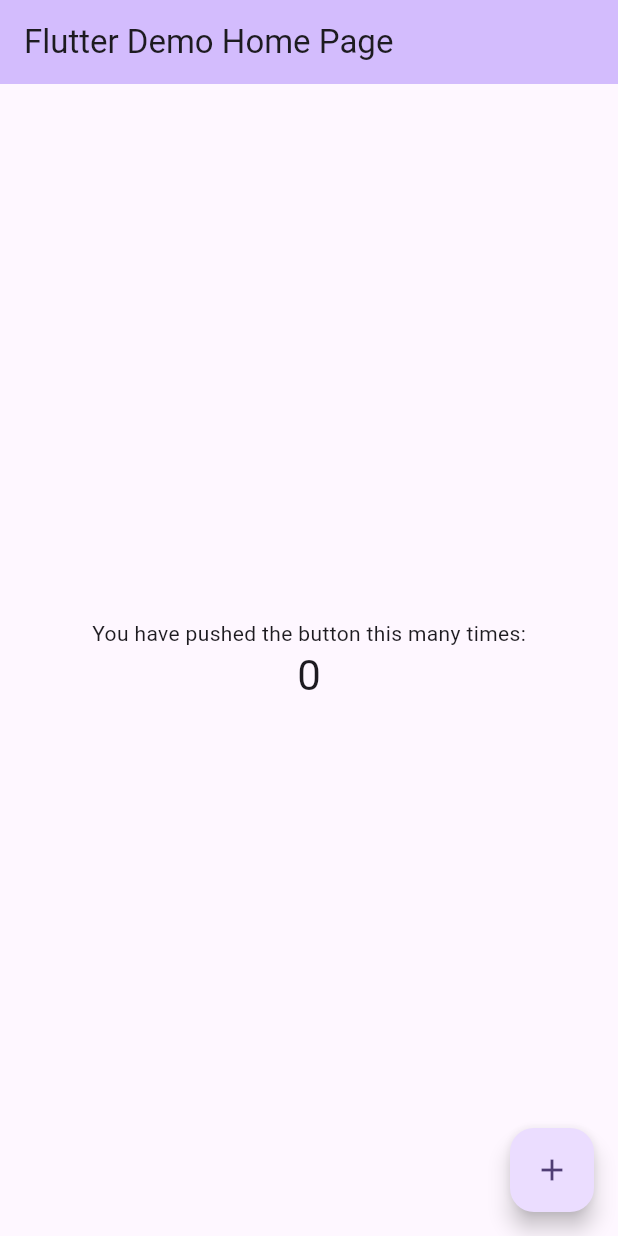
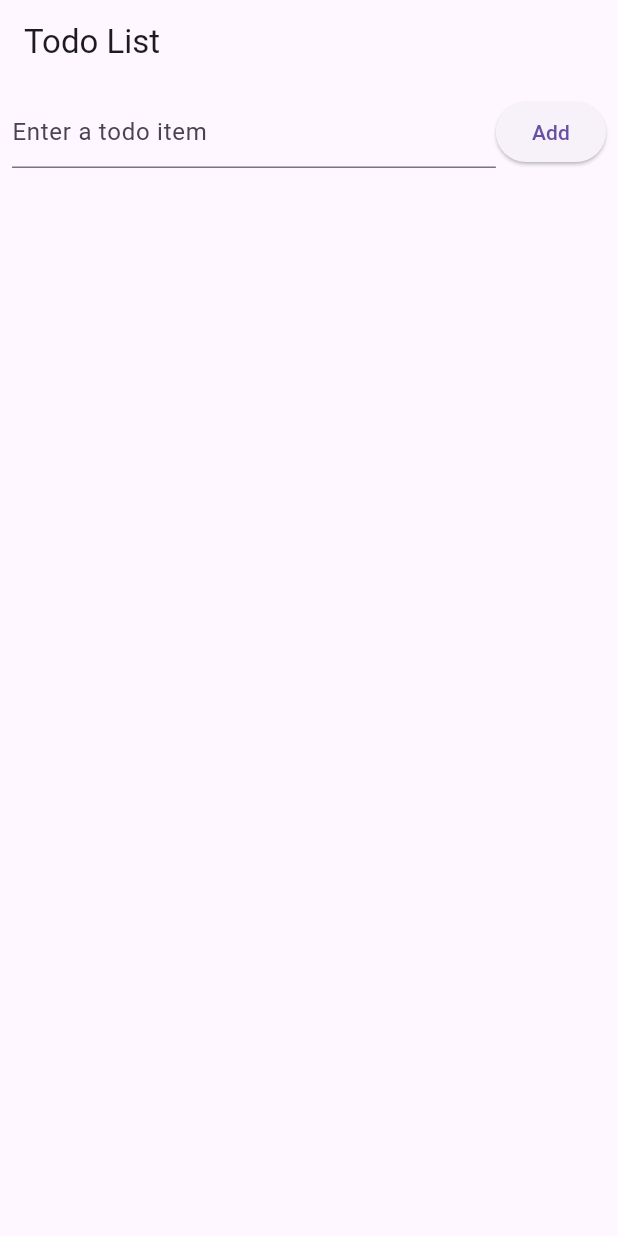
Before and after one commit to nargok/flutter_post_app, a Flutter app: the screen it shows after launch, on a phone screen of 412 x 824 dp. Run offline on Flutter 3.47's test engine with Material 3 defaults, Android fonts, the light colour scheme and no system bars.

Commit message:
Todo List

```diff
--- a/lib/main.dart
+++ b/lib/main.dart
@@ -1,125 +1,89 @@
 import 'package:flutter/material.dart';
 
 void main() {
-  runApp(const MyApp());
+  runApp(TodoApp());
 }
 
-class MyApp extends StatelessWidget {
-  const MyApp({super.key});
-
-  // This widget is the root of your application.
+class TodoApp extends StatelessWidget {
   @override
   Widget build(BuildContext context) {
     return MaterialApp(
-      title: 'Flutter Demo',
-      theme: ThemeData(
-        // This is the theme of your application.
-        //
-        // TRY THIS: Try running your application with "flutter run". You'll see
-        // the application has a blue toolbar. Then, without quitting the app,
-        // try changing the seedColor in the colorScheme below to Colors.green
-        // and then invoke "hot reload" (save your changes or press the "hot
-        // reload" button in a Flutter-supported IDE, or press "r" if you used
-        // the command line to start the app).
-        //
-        // Notice that the counter didn't reset back to zero; the application
-        // state is not lost during the reload. To reset the state, use hot
-        // restart instead.
-        //
-        // This works for code too, not just values: Most code changes can be
-        // tested with just a hot reload.
-        colorScheme: ColorScheme.fromSeed(seedColor: Colors.deepPurple),
-        useMaterial3: true,
-      ),
-      home: const MyHomePage(title: 'Flutter Demo Home Page'),
-    );
+        title: 'Flutter Todo App',
+        theme: ThemeData(
+          primarySwatch: Colors.blue,
+        ),
+        home: TodoList());
   }
 }
 
-class MyHomePage extends StatefulWidget {
-  const MyHomePage({super.key, required this.title});
-
-  // This widget is the home page of your application. It is stateful, meaning
-  // that it has a State object (defined below) that contains fields that affect
-  // how it looks.
-
-  // This class is the configuration for the state. It holds the values (in this
-  // case the title) provided by the parent (in this case the App widget) and
-  // used by the build method of the State. Fields in a Widget subclass are
-  // always marked "final".
-
-  final String title;
-
+class TodoList extends StatefulWidget {
   @override
-  State<MyHomePage> createState() => _MyHomePageState();
+  _TodoListState createState() => _TodoListState();
 }
 
-class _MyHomePageState extends State<MyHomePage> {
-  int _counter = 0;
+class _TodoListState extends State<TodoList> {
+  List<String> _todos = [];
+  TextEditingController _controller = TextEditingController();
 
-  void _incrementCounter() {
+  void _addTodo() {
     setState(() {
-      // This call to setState tells the Flutter framework that something has
-      // changed in this State, which causes it to rerun the build method below
-      // so that the display can reflect the updated values. If we changed
-      // _counter without calling setState(), then the build method would not be
-      // called again, and so nothing would appear to happen.
-      _counter++;
+      String todo = _controller.text;
+      if (todo.isNotEmpty) {
+        _todos.insert(0, todo);
+        _controller.clear();
+      }
+    });
+  }
+
+  void _removeTodo(int index) {
+    setState(() {
+      _todos.removeAt(index);
     });
   }
 
   @override
   Widget build(BuildContext context) {
-    // This method is rerun every time setState is called, for instance as done
-    // by the _incrementCounter method above.
-    //
-    // The Flutter framework has been optimized to make rerunning build methods
-    // fast, so that you can just rebuild anything that needs updating rather
-    // than having to individually change instances of widgets.
     return Scaffold(
       appBar: AppBar(
-        // TRY THIS: Try changing the color here to a specific color (to
-        // Colors.amber, perhaps?) and trigger a hot reload to see the AppBar
-        // change color while the other colors stay the same.
-        backgroundColor: Theme.of(context).colorScheme.inversePrimary,
-        // Here we take the value from the MyHomePage object that was created by
-        // the App.build method, and use it to set our appbar title.
-        title: Text(widget.title),
+        title: Text('Todo List'),
       ),
-      body: Center(
-        // Center is a layout widget. It takes a single child and positions it
-        // in the middle of the parent.
-        child: Column(
-          // Column is also a layout widget. It takes a list of children and
-          // arranges them vertically. By default, it sizes itself to fit its
-          // children horizontally, and tries to be as tall as its parent.
-          //
-          // Column has various properties to control how it sizes itself and
-          // how it positions its children. Here we use mainAxisAlignment to
-          // center the children vertically; the main axis here is the vertical
-          // axis because Columns are vertical (the cross axis would be
-          // horizontal).
-          //
-          // TRY THIS: Invoke "debug painting" (choose the "Toggle Debug Paint"
-          // action in the IDE, or press "p" in the console), to see the
-          // wireframe for each widget.
-          mainAxisAlignment: MainAxisAlignment.center,
-          children: <Widget>[
-            const Text(
-              'You have pushed the button this many times:',
+      body: Column(
+        children: [
+          Padding(
+            padding: const EdgeInsets.all(8.0),
+            child: Row(
+              children: [
+                Expanded(
+                  child: TextField(
+                    controller: _controller,
+                    decoration: InputDecoration(
+                      hintText: 'Enter a todo item',
+                    ),
+                  ),
+                ),
+                ElevatedButton(
+                  onPressed: _addTodo,
+                  child: Text('Add'),
+                ),
+              ],
             ),
-            Text(
-              '$_counter',
-              style: Theme.of(context).textTheme.headlineMedium,
+          ),
+          Expanded(
+            child: ListView.builder(
+              itemCount: _todos.length,
+              itemBuilder: (context, index) {
+                return ListTile(
+                  title: Text(_todos[index]),
+                  trailing: IconButton(
+                    icon: Icon(Icons.delete),
+                    onPressed: () => _removeTodo(index),
+                  ),
+                );
+              },
             ),
-          ],
-        ),
+          ),
+        ],
       ),
-      floatingActionButton: FloatingActionButton(
-        onPressed: _incrementCounter,
-        tooltip: 'Increment',
-        child: const Icon(Icons.add),
-      ), // This trailing comma makes auto-formatting nicer for build methods.
     );
   }
 }
```
